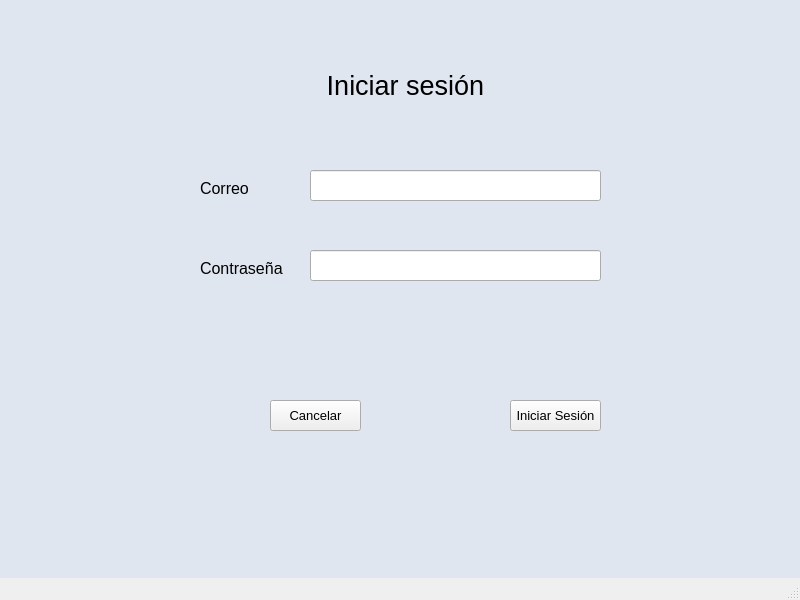
ValeriaMora27/Proyecto-i2023-ie2017, file Proyecto/ProyectoEventos/mainwindow.ui: the form before one commit.
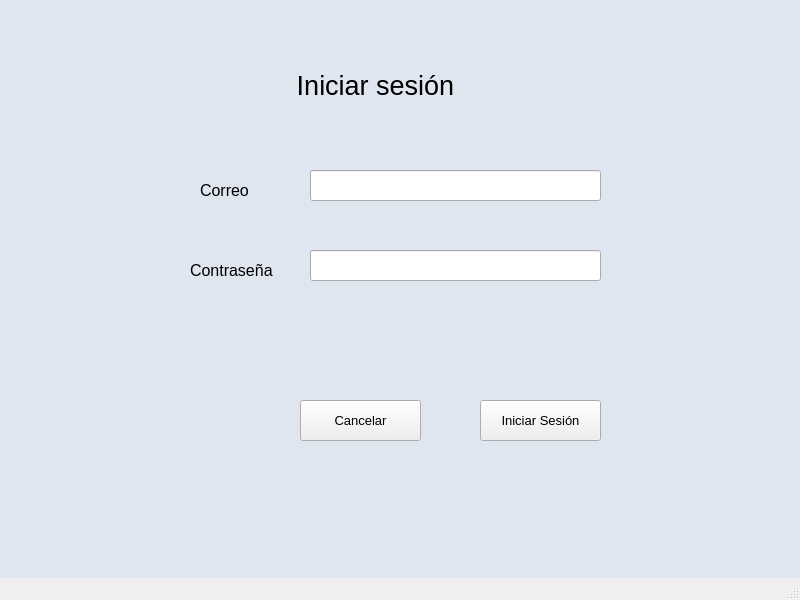
The form after the commit. The open tabs and pages were chosen to show the change. Icons and pictures are not drawn.

What changed in the file:
```diff
--- a/Proyecto/ProyectoEventos/mainwindow.ui
+++ b/Proyecto/ProyectoEventos/mainwindow.ui
@@ -125,9 +125,9 @@
      <widget class="QLabel" name="label_12">
       <property name="geometry">
        <rect>
-        <x>320</x>
+        <x>260</x>
         <y>60</y>
-        <width>171</width>
+        <width>231</width>
         <height>51</height>
        </rect>
       </property>
@@ -149,7 +149,7 @@
         <x>200</x>
         <y>180</y>
         <width>61</width>
-        <height>16</height>
+        <height>21</height>
        </rect>
       </property>
       <property name="font">
@@ -164,10 +164,10 @@
      <widget class="QLabel" name="label_14">
       <property name="geometry">
        <rect>
-        <x>200</x>
+        <x>190</x>
         <y>260</y>
-        <width>91</width>
-        <height>16</height>
+        <width>101</width>
+        <height>21</height>
        </rect>
       </property>
       <property name="font">
@@ -205,10 +205,10 @@
      <widget class="QPushButton" name="pushButton_Cancelar_2">
       <property name="geometry">
        <rect>
-        <x>270</x>
+        <x>300</x>
         <y>400</y>
-        <width>91</width>
-        <height>31</height>
+        <width>121</width>
+        <height>41</height>
        </rect>
       </property>
       <property name="font">
@@ -232,10 +232,10 @@
      <widget class="QPushButton" name="pushButton_Iniciar_2">
       <property name="geometry">
        <rect>
-        <x>510</x>
+        <x>480</x>
         <y>400</y>
-        <width>91</width>
-        <height>31</height>
+        <width>121</width>
+        <height>41</height>
        </rect>
       </property>
       <property name="font">
```
Left out of the diff: 84 changed lines with no effect on the pictures.
